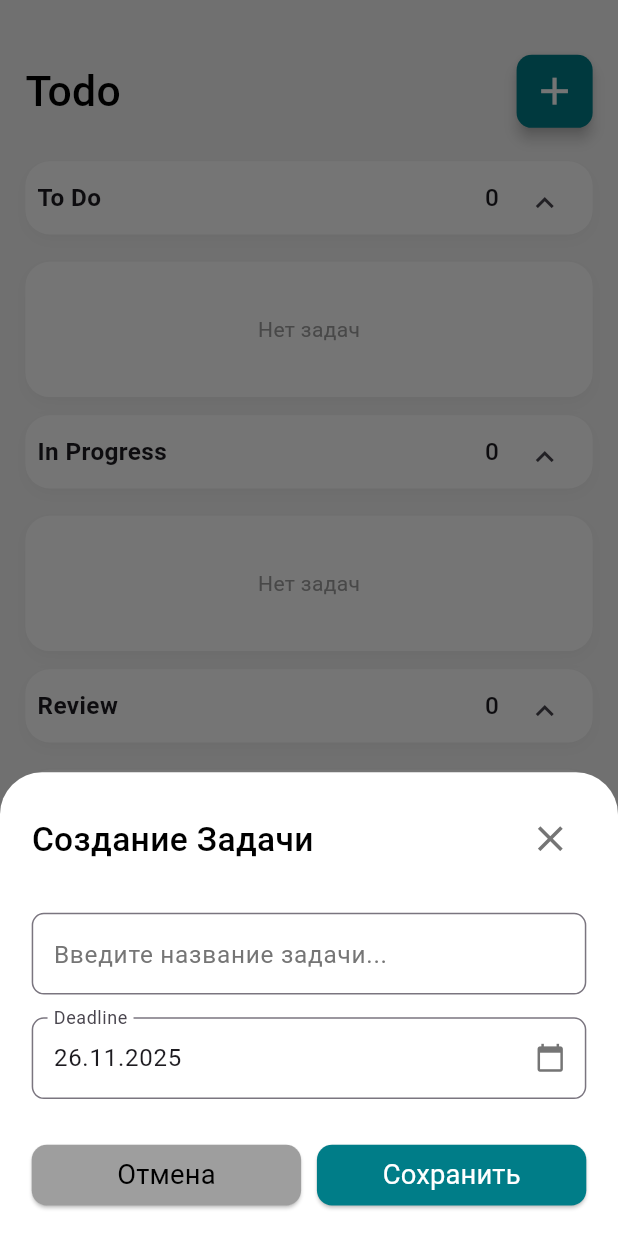
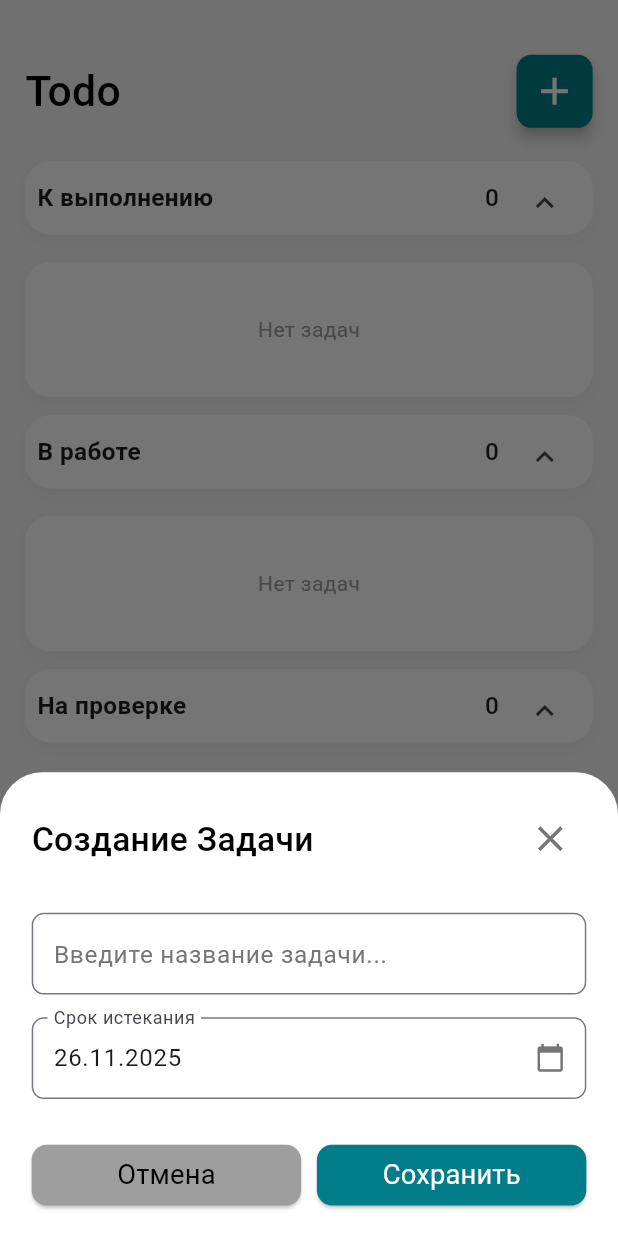
Before and after one commit to AbrorAzizov/Todo_Test, a Flutter app: the screen it shows after launch, after a tap on the "add" icon, on a phone screen of 412 x 824 dp. Run offline on Flutter 3.47's test engine with Material 3 defaults, Android fonts, the phone set to English and light mode, and no system bars; our stand-ins replace flutter_bloc, flutter_screenutil, get_it, hive, hive_flutter; accounts and stored records are empty; generated files the repository leaves out were written again.

Commit message:
fully translated to russian

```diff
--- a/lib/features/home/presentation/pages/home_page.dart
+++ b/lib/features/home/presentation/pages/home_page.dart
@@ -1,4 +1,3 @@
-import 'dart:ffi';
 
 import 'package:flutter/material.dart';
 import 'package:flutter_bloc/flutter_bloc.dart';
@@ -80,13 +79,13 @@ class _HomePageState extends State<HomePage> {
                         child: Column(
                           crossAxisAlignment: CrossAxisAlignment.start,
                           children: [
-                            _col("To Do", state.toDo, "to_do"),
+                            _col("К выполнению ", state.toDo, "to_do"),
 
-                            _col("In Progress", state.inProgress, "in_progress"),
+                            _col("В работе", state.inProgress, "in_progress"),
 
-                            _col("Review", state.review, "review"),
+                            _col("На проверке", state.review, "review"),
 
-                            _col("Done", state.done, "done"),
+                            _col("Выполнено", state.done, "done"),
 
                           ],
                         ),
--- a/lib/features/home/presentation/widgets/custom_date_picker.dart
+++ b/lib/features/home/presentation/widgets/custom_date_picker.dart
@@ -1,6 +1,7 @@
 import 'package:flutter/cupertino.dart';
 import 'package:flutter/material.dart';
 import 'package:flutter_screenutil/flutter_screenutil.dart';
+import 'package:new_flutter_projects/core/constants/app_strings.dart';
 
 class CustomDatePicker extends StatelessWidget {
   final DateTime initialDate;
@@ -70,7 +71,7 @@ class CustomDatePicker extends StatelessWidget {
         child: TextField(
           controller: controller, // <-- attach controller
           decoration: InputDecoration(
-            labelText: 'Deadline',
+            labelText: AppStrings.labelDeadline,
             suffixIcon: Icon(Icons.calendar_today,
                 size: 20.sp, color: Colors.grey.shade600),
             border: OutlineInputBorder(
--- a/lib/features/home/presentation/widgets/task/task_card.dart
+++ b/lib/features/home/presentation/widgets/task/task_card.dart
@@ -128,6 +128,8 @@ class _TaskCardWidgetState extends State<TaskCardWidget> {
 
             if (isExpired)
               Container(
+                height: 24.h,
+                width: 88.w,
                 padding: EdgeInsets.symmetric(horizontal: 10.w, vertical: 4.h),
                 decoration: BoxDecoration(
                   color: Colors.red.shade400,
--- a/lib/features/home/presentation/widgets/task/task_column.dart
+++ b/lib/features/home/presentation/widgets/task/task_column.dart
@@ -106,7 +106,7 @@ class _TaskColumnState extends State<TaskColumn> {
         borderRadius: BorderRadius.circular(16.r),
         boxShadow: [
           BoxShadow(
-            color: Colors.black.withOpacity(0.04),
+            color: Colors.black.withAlpha(10),
             blurRadius: 8,
             offset: const Offset(0, 4),
           ),
@@ -133,7 +133,7 @@ class _TaskColumnState extends State<TaskColumn> {
               height: 56.h,
               margin: EdgeInsets.only(top: 6.h),
               decoration: BoxDecoration(
-                color: Colors.teal.withOpacity(0.08),
+                color: Colors.teal.withAlpha(20),
                 borderRadius: BorderRadius.circular(12.r),
               ),
             ),
```
